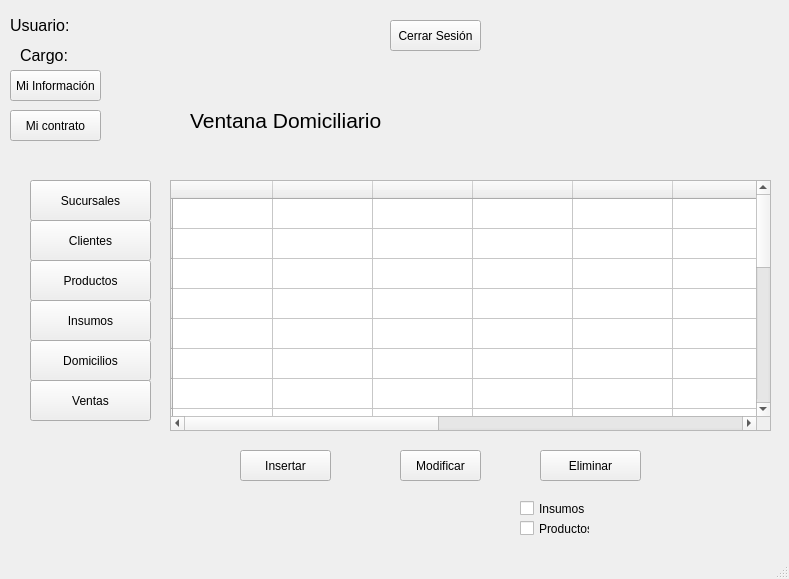
This is Entrega Final/Ventana_Domiciliario.ui in Rey7910/Pionono_Cakes_Proyect as Qt 5 draws it before an edit. The edited form follows.
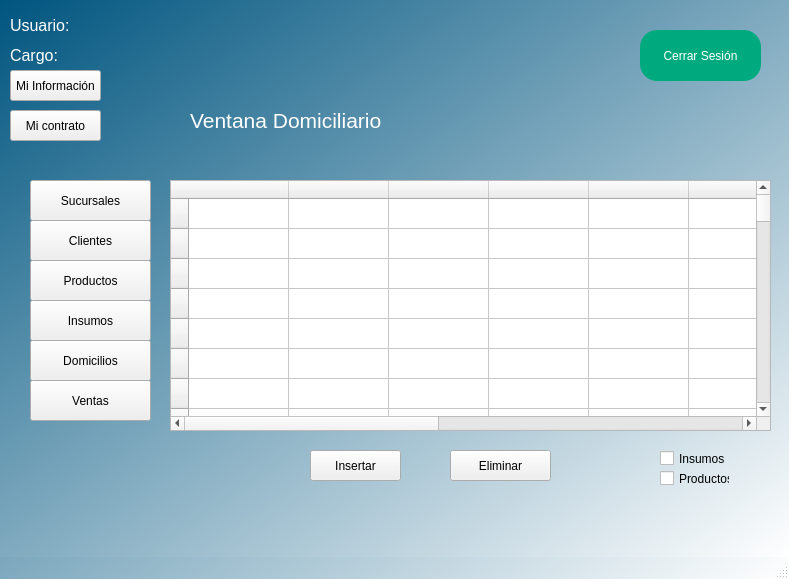
This is the edited form. Icons and pictures are not drawn.

Patch:
```diff
--- a/Entrega Final/Ventana_Domiciliario.ui
+++ b/Entrega Final/Ventana_Domiciliario.ui
@@ -13,6 +13,18 @@
   <property name="windowTitle">
    <string>MainWindow</string>
   </property>
+  <property name="windowIcon">
+   <iconset>
+    <normaloff>:/Bkg/Images/Logo.png</normaloff>:/Bkg/Images/Logo.png</iconset>
+  </property>
+  <property name="styleSheet">
+   <string notr="true">QWidget#centralwidget{
+	background-color: qlineargradient(spread:pad, x1:0, y1:0, x2:1, y2:1, stop:0 rgba(0, 85, 127, 255), stop:1 rgba(255, 255, 255, 255));
+}
+QWidget#MainWindow{
+	background-color: qlineargradient(spread:pad, x1:0, y1:0, x2:1, y2:1, stop:0 rgba(0, 85, 127, 255), stop:1 rgba(255, 255, 255, 255));
+}</string>
+  </property>
   <widget class="QWidget" name="centralwidget">
    <widget class="QLabel" name="label">
     <property name="geometry">
@@ -29,7 +41,7 @@
      </font>
     </property>
     <property name="text">
-     <string>Ventana Domiciliario</string>
+     <string>&lt;html&gt;&lt;head/&gt;&lt;body&gt;&lt;p&gt;&lt;span style=&quot; color:#ffffff;&quot;&gt;Ventana Domiciliario&lt;/span&gt;&lt;/p&gt;&lt;/body&gt;&lt;/html&gt;</string>
     </property>
    </widget>
    <widget class="QLabel" name="usuario_label">
@@ -47,13 +59,13 @@
      </font>
     </property>
     <property name="text">
-     <string>Usuario: </string>
+     <string>&lt;html&gt;&lt;head/&gt;&lt;body&gt;&lt;p&gt;&lt;span style=&quot; color:#ffffff;&quot;&gt;Usuario: &lt;/span&gt;&lt;/p&gt;&lt;/body&gt;&lt;/html&gt;</string>
     </property>
    </widget>
    <widget class="QLabel" name="cargo_label">
     <property name="geometry">
      <rect>
-      <x>20</x>
+      <x>10</x>
       <y>40</y>
       <width>231</width>
       <height>31</height>
@@ -65,18 +77,24 @@
      </font>
     </property>
     <property name="text">
-     <string>Cargo: </string>
+     <string>&lt;html&gt;&lt;head/&gt;&lt;body&gt;&lt;p&gt;&lt;span style=&quot; color:#ffffff;&quot;&gt;Cargo: &lt;/span&gt;&lt;/p&gt;&lt;/body&gt;&lt;/html&gt;</string>
     </property>
    </widget>
    <widget class="QPushButton" name="btn_logout">
     <property name="geometry">
      <rect>
-      <x>390</x>
-      <y>20</y>
-      <width>91</width>
-      <height>31</height>
+      <x>640</x>
+      <y>30</y>
+      <width>121</width>
+      <height>51</height>
      </rect>
     </property>
+    <property name="styleSheet">
+     <string notr="true">border-radius:17px;
+color: rgb(255, 255, 255);
+background-color: rgb(0, 170, 127);
+font: 75 10pt &quot;MS Shell Dlg 2&quot;;</string>
+    </property>
     <property name="text">
      <string>Cerrar Sesión</string>
     </property>
@@ -168,6 +186,9 @@
       <height>251</height>
      </rect>
     </property>
+    <property name="rowCount">
+     <number>70</number>
+    </property>
     <row>
      <property name="text">
       <string/>
@@ -268,6 +289,56 @@
       <string/>
      </property>
     </row>
+    <row/>
+    <row/>
+    <row/>
+    <row/>
+    <row/>
+    <row/>
+    <row/>
+    <row/>
+    <row/>
+    <row/>
+    <row/>
+    <row/>
+    <row/>
+    <row/>
+    <row/>
+    <row/>
+    <row/>
+    <row/>
+    <row/>
+    <row/>
+    <row/>
+    <row/>
+    <row/>
+    <row/>
+    <row/>
+    <row/>
+    <row/>
+    <row/>
+    <row/>
+    <row/>
+    <row/>
+    <row/>
+    <row/>
+    <row/>
+    <row/>
+    <row/>
+    <row/>
+    <row/>
+    <row/>
+    <row/>
+    <row/>
+    <row/>
+    <row/>
+    <row/>
+    <row/>
+    <row/>
+    <row/>
+    <row/>
+    <row/>
+    <row/>
     <column>
      <property name="text">
       <string/>
@@ -379,8 +450,8 @@
    <widget class="QCheckBox" name="productos_check">
     <property name="geometry">
      <rect>
-      <x>520</x>
-      <y>520</y>
+      <x>660</x>
+      <y>470</y>
       <width>70</width>
       <height>17</height>
      </rect>
@@ -392,7 +463,7 @@
    <widget class="QPushButton" name="btn_eliminar">
     <property name="geometry">
      <rect>
-      <x>540</x>
+      <x>450</x>
       <y>450</y>
       <width>101</width>
       <height>31</height>
@@ -405,7 +476,7 @@
    <widget class="QPushButton" name="btn_insertar">
     <property name="geometry">
      <rect>
-      <x>240</x>
+      <x>310</x>
       <y>450</y>
       <width>91</width>
       <height>31</height>
@@ -418,8 +489,8 @@
    <widget class="QCheckBox" name="insumos_check">
     <property name="geometry">
      <rect>
-      <x>520</x>
-      <y>500</y>
+      <x>660</x>
+      <y>450</y>
       <width>91</width>
       <height>17</height>
      </rect>
@@ -428,19 +499,6 @@
      <string>Insumos</string>
     </property>
    </widget>
-   <widget class="QPushButton" name="btn_modificar">
-    <property name="geometry">
-     <rect>
-      <x>400</x>
-      <y>450</y>
-      <width>81</width>
-      <height>31</height>
-     </rect>
-    </property>
-    <property name="text">
-     <string>Modificar</string>
-    </property>
-   </widget>
    <widget class="QPushButton" name="btn_sucursales">
     <property name="geometry">
      <rect>
```
Left out of the diff: 4 changed lines with no effect on the pictures.
